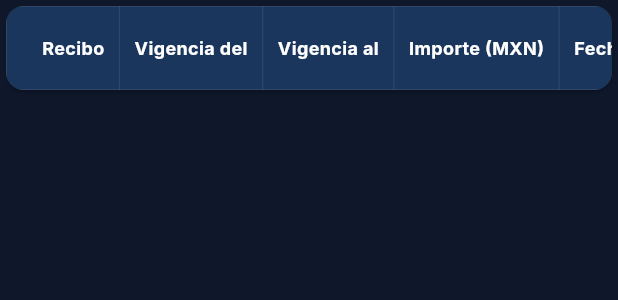
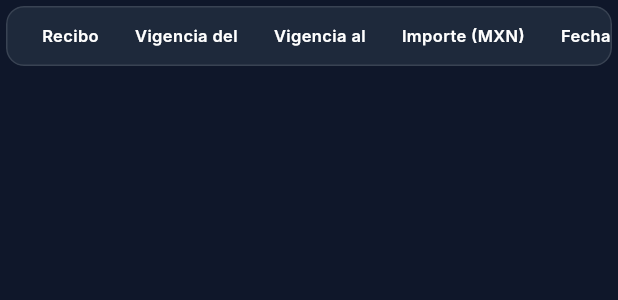
Before and after one commit to eruibal/Projects, a Flutter app: the ReceiptTableWidget widget shown alone on an empty page, opened directly with empty values, on a phone screen of 412 x 824 dp. Shown: the top 300 px of the screen. Run offline on Flutter 3.47's test engine with Material 3 defaults, Android fonts, the phone set to English and light mode, and no system bars; Roboto replaces fonts that are missing (Inter).

Commit message:
style: match the receipt table to the policy review cards
Replaces the navy header band and full grid with the look of the summary
card and mobile cards: same card border and radius, small muted column
labels, faint horizontal dividers only, the receipt number in a
status-colored circle, bold amounts and muted secondary details.

Co-Authored-By: Claude Opus 5.5 <noreply@anthropic.com>

```diff
--- a/flutter_form_app/lib/widgets/receipt_table_widget.dart
+++ b/flutter_form_app/lib/widgets/receipt_table_widget.dart
@@ -2,42 +2,46 @@ import 'package:flutter/material.dart';
 import '../models/policy_model.dart';
 import 'payment_status_chip.dart';
 
+/// Wide-screen receipt list. Styled like the summary card and the mobile
+/// cards: same card border, muted small labels, horizontal dividers only and
+/// the receipt number in a status-colored circle.
 class ReceiptTableWidget extends StatelessWidget {
   final PolicyData policy;
   final void Function(ReceiptItem) onReceiptTap;
 
-  const ReceiptTableWidget({
-    super.key,
-    required this.policy,
-    required this.onReceiptTap,
-  });
+  const ReceiptTableWidget({super.key, required this.policy, required this.onReceiptTap});
 
   @override
   Widget build(BuildContext context) {
-    const navyHeader = Color(0xFF1B365D);
     final scheme = Theme.of(context).colorScheme;
-    final muted = TextStyle(color: scheme.onSurfaceVariant);
+    final brightness = Theme.of(context).brightness;
+    final line = subtleLine(scheme);
+    final muted = TextStyle(fontSize: 12, color: scheme.onSurfaceVariant);
     Text orDash(String? value, {TextStyle? style}) =>
         value == null ? Text('-', style: muted) : Text(value, style: style);
 
     return Card(
+      elevation: 0,
       clipBehavior: Clip.antiAlias,
+      shape: RoundedRectangleBorder(
+        borderRadius: BorderRadius.circular(12),
+        side: BorderSide(color: line),
+      ),
       child: SingleChildScrollView(
         scrollDirection: Axis.horizontal,
+        // DataTable draws its row dividers with the theme's divider color.
+        child: Theme(
+          data: Theme.of(context).copyWith(dividerColor: line),
           child: DataTable(
             // Rows are tappable to open the detail sheet; there is nothing to select.
             showCheckboxColumn: false,
-          headingRowColor: WidgetStateProperty.all(navyHeader),
-          headingTextStyle: const TextStyle(
-            color: Colors.white,
-            fontWeight: FontWeight.bold,
-            fontSize: 12,
-          ),
-          dataTextStyle: TextStyle(color: scheme.onSurface, fontSize: 14),
-          dataRowMinHeight: 44,
-          dataRowMaxHeight: 52,
-          columnSpacing: 20,
-          border: TableBorder.all(color: subtleLine(scheme), width: 0.5),
+            headingRowHeight: 40,
+            headingTextStyle: TextStyle(color: scheme.onSurfaceVariant, fontWeight: FontWeight.w600, fontSize: 11),
+            dataTextStyle: TextStyle(color: scheme.onSurface, fontSize: 13),
+            dataRowMinHeight: 52,
+            dataRowMaxHeight: 56,
+            columnSpacing: 24,
+            dividerThickness: 1,
             columns: const [
               DataColumn(label: Text('Recibo')),
               DataColumn(label: Text('Vigencia del')),
@@ -55,10 +59,12 @@ class ReceiptTableWidget extends StatelessWidget {
                 DataRow(
                   onSelectChanged: (_) => onReceiptTap(r),
                   cells: [
-                  DataCell(Text('${r.reciboNumber}', style: const TextStyle(fontWeight: FontWeight.bold))),
+                    DataCell(
+                      _ReceiptNumber(number: r.reciboNumber, status: policy.statusOf(r), brightness: brightness),
+                    ),
                     DataCell(Text(r.vigenciaDelText)),
                     DataCell(Text(r.vigenciaAlText)),
-                  DataCell(Text(r.formattedAmount, style: const TextStyle(fontWeight: FontWeight.w600))),
+                    DataCell(Text(r.formattedAmount, style: const TextStyle(fontWeight: FontWeight.bold))),
                     DataCell(orDash(r.fechaPagoText)),
                     DataCell(orDash(r.diasAntesFinPeriodo?.toString())),
                     DataCell(PaymentStatusChip(status: policy.statusOf(r))),
@@ -71,16 +77,39 @@ class ReceiptTableWidget extends StatelessWidget {
                             : Text(
                                 r.uuidComplemento!,
                                 overflow: TextOverflow.ellipsis,
-                              style: const TextStyle(fontSize: 11, fontFamily: 'monospace'),
+                                style: muted.copyWith(fontSize: 11, fontFamily: 'monospace'),
                               ),
                       ),
                     ),
-                  DataCell(orDash(r.folioComplemento, style: const TextStyle(fontSize: 12))),
+                    DataCell(orDash(r.folioComplemento, style: muted)),
                   ],
                 ),
             ],
           ),
         ),
+      ),
     );
   }
 }
+
+/// Same status-colored circle the mobile cards use for the receipt number.
+class _ReceiptNumber extends StatelessWidget {
+  const _ReceiptNumber({required this.number, required this.status, required this.brightness});
+
+  final int number;
+  final PaymentStatus status;
+  final Brightness brightness;
+
+  @override
+  Widget build(BuildContext context) {
+    final colors = paymentStatusColors(status, brightness);
+    return CircleAvatar(
+      radius: 14,
+      backgroundColor: colors.bg,
+      child: Text(
+        '$number',
+        style: TextStyle(fontSize: 12, fontWeight: FontWeight.bold, color: colors.fg),
+      ),
+    );
+  }
+}
```
Lines whose indentation alone changed are shown as unchanged.
